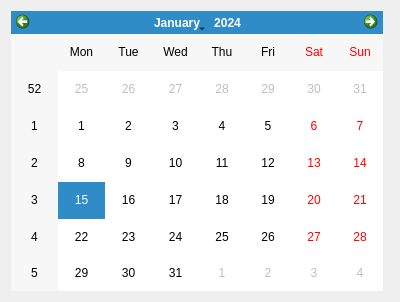
The window that client/statisticwidget.ui (gitjip/microtrade) describes before a commit, drawn with Qt 5.
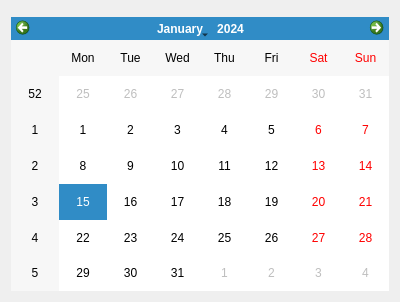
The same window after the commit. Custom widgets are drawn as their Qt base class.

Commit message: Show tip on chart.

What changed in the file:
```diff
--- a/client/statisticwidget.ui
+++ b/client/statisticwidget.ui
@@ -14,10 +14,10 @@
    <string>Form</string>
   </property>
   <layout class="QGridLayout" name="gridLayout">
-   <item row="0" column="0">
+   <item row="1" column="0">
     <widget class="QCalendarWidget" name="calendarWidget"/>
    </item>
-   <item row="0" column="1">
+   <item row="0" column="0">
     <widget class="QChartView" name="chartWidget" native="true"/>
    </item>
   </layout>
```
The commit also changes 1 other file.
